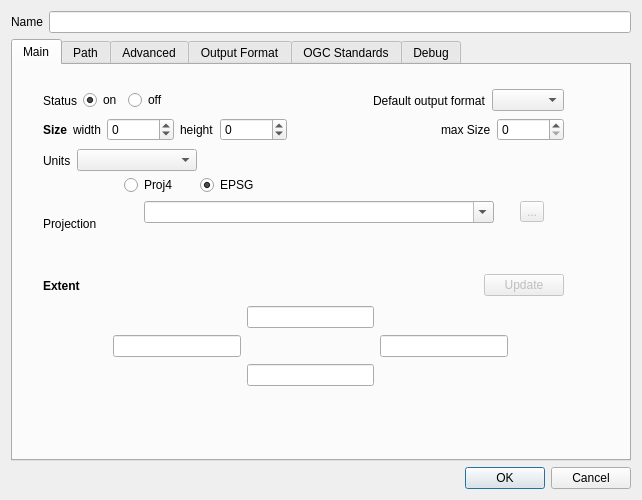
QMapfileEditor/QMapfileEditor, file mapsettings.ui: the form before one commit.
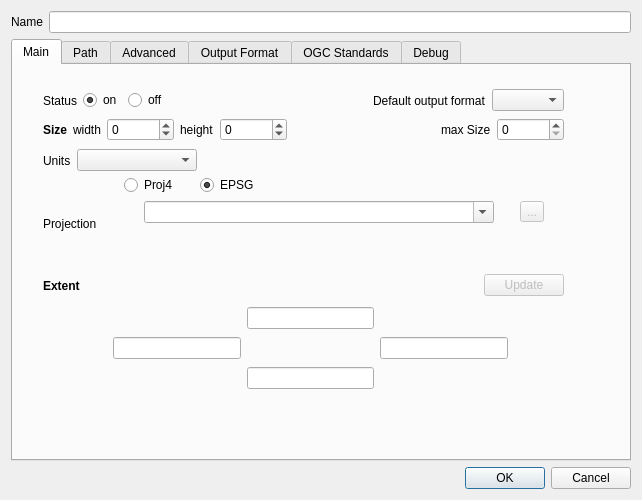
The form after the commit. The open tabs and pages were chosen to show the change. Icons and pictures are not drawn.

What changed in the file:
```diff
--- a/mapsettings.ui
+++ b/mapsettings.ui
@@ -538,7 +538,7 @@
          <x>100</x>
          <y>240</y>
          <width>395</width>
-         <height>83</height>
+         <height>89</height>
         </rect>
        </property>
        <layout class="QGridLayout" name="gridLayout_3">
```
Left out of the diff: 4 changed lines with no effect on the pictures.
